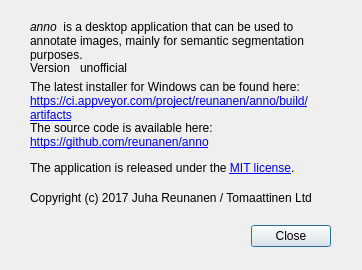
Old version of the form about.ui in the repository reunanen/anno.
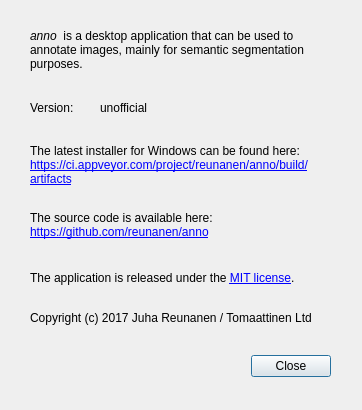
New version of the form.

Commit message: Leave more room for the different UI components

Diff of the .ui file:
```diff
--- a/about.ui
+++ b/about.ui
@@ -7,7 +7,7 @@
     <x>0</x>
     <y>0</y>
     <width>362</width>
-    <height>270</height>
+    <height>410</height>
    </rect>
   </property>
   <property name="windowTitle">
@@ -20,7 +20,7 @@
    <property name="geometry">
     <rect>
      <x>160</x>
-     <y>220</y>
+     <y>350</y>
      <width>171</width>
      <height>32</height>
     </rect>
@@ -38,7 +38,7 @@
      <x>30</x>
      <y>20</y>
      <width>311</width>
-     <height>41</height>
+     <height>61</height>
     </rect>
    </property>
    <property name="text">
@@ -55,9 +55,9 @@
    <property name="geometry">
     <rect>
      <x>30</x>
-     <y>80</y>
+     <y>140</y>
      <width>311</width>
-     <height>41</height>
+     <height>51</height>
     </rect>
    </property>
    <property name="text">
@@ -77,7 +77,7 @@
    <property name="geometry">
     <rect>
      <x>30</x>
-     <y>160</y>
+     <y>270</y>
      <width>311</width>
      <height>16</height>
     </rect>
@@ -93,9 +93,9 @@
    <property name="geometry">
     <rect>
      <x>30</x>
-     <y>120</y>
+     <y>200</y>
      <width>311</width>
-     <height>31</height>
+     <height>51</height>
     </rect>
    </property>
    <property name="text">
@@ -109,7 +109,7 @@
    <property name="geometry">
     <rect>
      <x>30</x>
-     <y>190</y>
+     <y>310</y>
      <width>311</width>
      <height>16</height>
     </rect>
@@ -122,8 +122,8 @@
    <property name="geometry">
     <rect>
      <x>30</x>
-     <y>60</y>
-     <width>41</width>
+     <y>100</y>
+     <width>61</width>
      <height>16</height>
     </rect>
    </property>
@@ -134,9 +134,9 @@
   <widget class="QLabel" name="versionNumber">
    <property name="geometry">
     <rect>
-     <x>80</x>
-     <y>60</y>
-     <width>51</width>
+     <x>100</x>
+     <y>100</y>
+     <width>81</width>
      <height>16</height>
     </rect>
    </property>
```
